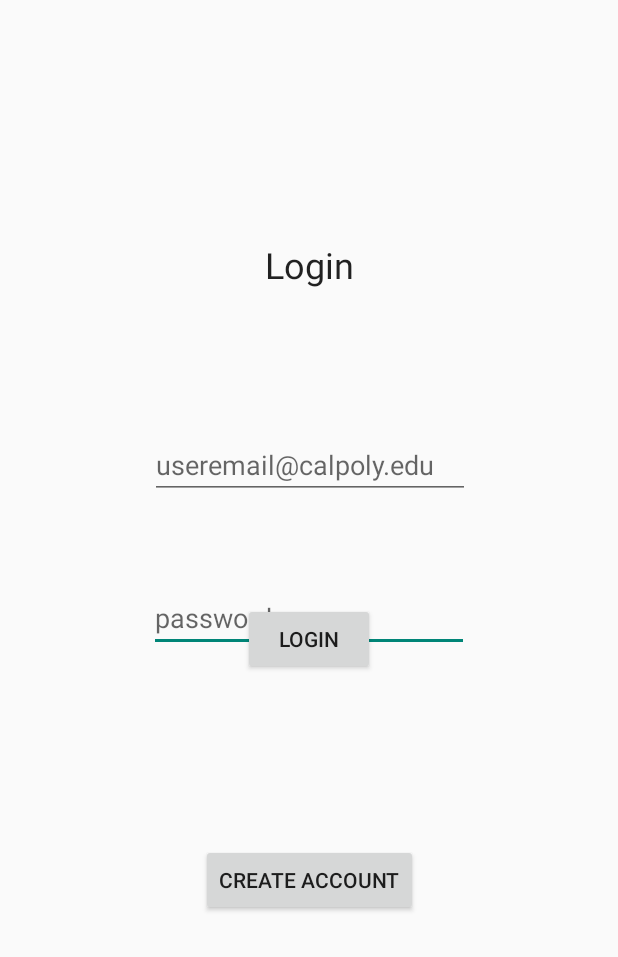
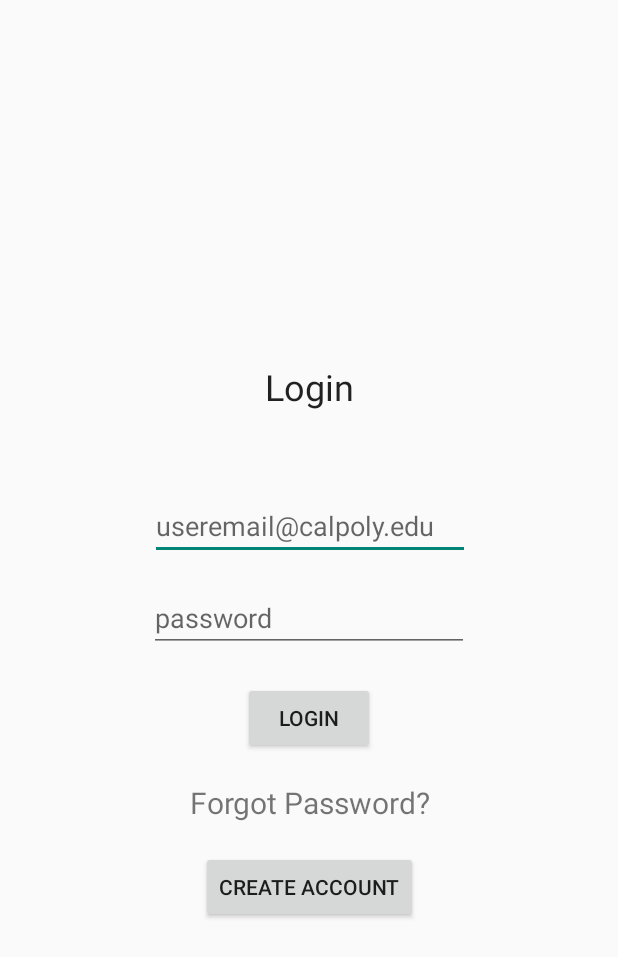
Before and after one commit to ItisEeron/EZBooks_Mobile, an Android app: the screen it shows after launch (LoginActivity), on a phone screen of 412 x 824 dp. Shown: the top 957 px of the screen. Run offline under Robolectric (Android 15) with nearby library versions, the phone set to English and light mode, and no system bars; our stand-ins replace Firebase (no records; nobody signed in at launch, a user with empty details on screens opened directly).

Commit message:
Many things have been added and amended. 1) All fragments and activities are currently reading and writing from the database as should be 2) Many new layouts have been created and editted. 3)New fragments and activities that provided ui functions for searching, creating accounts, logging to accounts have been written.
TODO: Allow user account, textbooks, and request have an attribute added for time! This will be used to order the list and recieve the most recent request (instead of creation id!)
TODO: Create a fragment for password reset and account verification.
TODO: Design the ui (layouts ONLY) to look pretty :)

```diff
--- a/app/src/main/AndroidManifest.xml
+++ b/app/src/main/AndroidManifest.xml
@@ -36,6 +36,8 @@
             </intent-filter>
         </activity>
         <activity android:name=".CreateAccountActivity"></activity>
+        <activity android:name=".loginAccount.ChangePasswordActivity"></activity>
+
     </application>
 
 </manifest>
--- a/app/src/main/java/com/example/mac/ezbooks/LoginActivity.kt
+++ b/app/src/main/java/com/example/mac/ezbooks/LoginActivity.kt
@@ -4,16 +4,9 @@ import android.app.ProgressDialog
 import android.content.Intent
 import android.support.v7.app.AppCompatActivity
 import android.os.Bundle
-import android.support.annotation.NonNull
 import android.text.TextUtils
-import android.widget.Button
-import android.widget.EditText
-import android.widget.ProgressBar
-import android.widget.Toast
-import com.example.mac.ezbooks.R.styleable.View
-import com.google.android.gms.tasks.OnCompleteListener
-import com.google.android.gms.tasks.Task
-import com.google.firebase.auth.AuthResult
+import android.widget.*
+import com.example.mac.ezbooks.loginAccount.ChangePasswordActivity
 import com.google.firebase.auth.FirebaseAuth
 
 class LoginActivity : AppCompatActivity() {
@@ -24,7 +17,7 @@ class LoginActivity : AppCompatActivity() {
     private lateinit var progressBar : ProgressDialog
     private lateinit var btnSignup : Button
     private lateinit var btnLogin : Button
-    //private lateinit var btnReset: Button
+    private lateinit var txtPassReset: TextView
 
     override fun onCreate(savedInstanceState: Bundle?) {
         super.onCreate(savedInstanceState)
@@ -48,7 +41,7 @@ class LoginActivity : AppCompatActivity() {
         inputPassword =  findViewById(R.id.login_user_password)
         btnSignup = findViewById(R.id.create_account_button)
         btnLogin = findViewById(R.id.login_button)
-        //btnReset = (Button) findViewById(R.id.btn_reset_password)
+        txtPassReset= findViewById(R.id.tv_forgot_password)
 
         //Get Firebase auth instance
         auth = FirebaseAuth.getInstance()
@@ -58,14 +51,10 @@ class LoginActivity : AppCompatActivity() {
 
         }
 
-        /*
-         btnReset.setOnClickListener(new View.OnClickListener() {
-         @Override
-          public void onClick(View v) {
-          startActivity(new Intent(LoginActivity.this, ResetPasswordActivity.class));
+
+         txtPassReset.setOnClickListener{
+             startActivity(Intent(this@LoginActivity, ChangePasswordActivity::class.java))
          }
-         });
-        */
 
         btnLogin.setOnClickListener{
             var email = inputEmail.text.toString()
--- a/app/src/main/java/com/example/mac/ezbooks/detail_fragments/ReportUserFragment.kt
+++ b/app/src/main/java/com/example/mac/ezbooks/detail_fragments/ReportUserFragment.kt
@@ -10,6 +10,7 @@ import android.widget.AdapterView
 import android.widget.ArrayAdapter
 import android.widget.Spinner
 import android.widget.Toast
+import com.example.mac.ezbooks.di.FirebaseDatabaseManager
 import com.example.mac.ezbooks.ui.main.MainViewModel
 import com.example.mac.ezbooks.ui.main.UserAccount
 import kotlinx.android.synthetic.main.report_user_layout.*
@@ -22,6 +23,7 @@ class ReportUserFragment : Fragment(), AdapterView.OnItemSelectedListener {
     private lateinit var reportString : String
     private lateinit var booksViewModel : MainViewModel
     private lateinit var reported_Account : UserAccount
+    private var firebaseDatabaseManager = FirebaseDatabaseManager()
 
     override fun onCreateView(inflater: LayoutInflater, container: ViewGroup?, savedInstanceState: Bundle?): View? {
         val view = inflater.inflate(R.layout.report_user_layout, container, false)
@@ -106,7 +108,7 @@ class ReportUserFragment : Fragment(), AdapterView.OnItemSelectedListener {
                 booksViewModel.requested_textbooks.remove(booksViewModel.selected_requested)
 
                 Toast.makeText(activity,
-                        "You have reported " + reported_Account.user_name + ".",
+                        "You have reported " + booksViewModel.selected_requested.user_name + ".",
                         Toast.LENGTH_LONG).show()
 
                 fragmentManager?.popBackStack()
@@ -116,7 +118,7 @@ class ReportUserFragment : Fragment(), AdapterView.OnItemSelectedListener {
             else{
                 Toast.makeText(activity,
                         "Please choose a reason why you are reporting " +
-                                reported_Account.user_name +"." , Toast.LENGTH_LONG).show()}
+                                booksViewModel.selected_requested.user_name +"." , Toast.LENGTH_LONG).show()}
         }
 
         view.cancel_report_button.setOnClickListener{
--- a/app/src/main/res/layout/login_page.xml
+++ b/app/src/main/res/layout/login_page.xml
@@ -1,34 +1,58 @@
 <?xml version="1.0" encoding="utf-8"?>
-<android.support.constraint.ConstraintLayout
-    xmlns:android="http://schemas.android.com/apk/res/android"
+<android.support.constraint.ConstraintLayout xmlns:android="http://schemas.android.com/apk/res/android"
     xmlns:app="http://schemas.android.com/apk/res-auto"
     xmlns:tools="http://schemas.android.com/tools"
+    android:id="@+id/main_login_content"
     android:layout_width="match_parent"
     android:layout_height="match_parent">
+
+    <FrameLayout
+        android:id="@+id/main_login_frame"
+        android:layout_width="wrap_content"
+        android:layout_height="wrap_content"
+        app:layout_constraintBottom_toBottomOf="parent"
+        app:layout_constraintEnd_toEndOf="parent"
+        app:layout_constraintStart_toStartOf="parent"
+        app:layout_constraintTop_toTopOf="parent">
+
+        <android.support.constraint.ConstraintLayout
+            android:id="@+id/main_login"
+            android:layout_width="match_parent"
+            android:layout_height="match_parent"
+            app:layout_constraintBottom_toBottomOf="parent"
+            app:layout_constraintEnd_toEndOf="parent"
+            app:layout_constraintStart_toStartOf="parent"
+            app:layout_constraintTop_toTopOf="parent">
 
             <Button
                 android:id="@+id/create_account_button"
                 android:layout_width="wrap_content"
                 android:layout_height="wrap_content"
-        android:layout_marginTop="16dp"
-        android:layout_marginBottom="133dp"
+                android:layout_marginBottom="76dp"
                 android:text="@string/create_account"
                 app:layout_constraintBottom_toBottomOf="parent"
                 app:layout_constraintEnd_toEndOf="parent"
+                app:layout_constraintHorizontal_bias="0.502"
                 app:layout_constraintStart_toStartOf="parent"
-        app:layout_constraintTop_toBottomOf="@+id/login_button" />
+                app:layout_constraintTop_toBottomOf="@+id/tv_forgot_password" />
 
-    <Button
-        android:id="@+id/login_button"
-        android:layout_width="wrap_content"
+            <TextView
+                android:id="@+id/tv_forgot_password"
+                android:layout_width="match_parent"
                 android:layout_height="wrap_content"
-        android:layout_marginTop="322dp"
-        android:layout_marginBottom="16dp"
-        android:text="@string/login"
+                android:layout_margin="8dp"
+                android:layout_marginStart="8dp"
+                android:layout_marginTop="27dp"
+                android:layout_marginEnd="8dp"
+                android:layout_marginBottom="46dp"
+                android:clickable="true"
+                android:gravity="center_horizontal"
+                android:text="Forgot Password?"
+                android:textSize="20sp"
                 app:layout_constraintBottom_toTopOf="@+id/create_account_button"
                 app:layout_constraintEnd_toEndOf="parent"
                 app:layout_constraintStart_toStartOf="parent"
-        app:layout_constraintTop_toTopOf="parent" />
+                app:layout_constraintTop_toBottomOf="@+id/login_button" />
 
             <TextView
                 android:id="@+id/textView5"
@@ -39,18 +63,6 @@
                 android:text="Login"
                 android:textAppearance="@style/TextAppearance.MaterialComponents.Headline5"
                 app:layout_constraintBottom_toTopOf="@+id/login_user_account"
-        app:layout_constraintEnd_toEndOf="parent"
-        app:layout_constraintStart_toStartOf="parent"
-        app:layout_constraintTop_toTopOf="parent" />
-
-    <EditText
-        android:id="@+id/login_user_password"
-        android:layout_width="wrap_content"
-        android:layout_height="wrap_content"
-        android:ems="10"
-        android:hint="@string/password"
-        android:inputType="textPersonName|textPassword"
-        app:layout_constraintBottom_toBottomOf="parent"
                 app:layout_constraintEnd_toEndOf="parent"
                 app:layout_constraintStart_toStartOf="parent"
                 app:layout_constraintTop_toTopOf="parent" />
@@ -70,4 +82,30 @@
                 app:layout_constraintEnd_toEndOf="parent"
                 app:layout_constraintStart_toStartOf="parent"
                 app:layout_constraintTop_toBottomOf="@+id/textView5" />
+
+            <EditText
+                android:id="@+id/login_user_password"
+                android:layout_width="wrap_content"
+                android:layout_height="wrap_content"
+                android:ems="10"
+                android:hint="@string/password"
+                android:inputType="textPersonName|textPassword"
+                app:layout_constraintBottom_toBottomOf="parent"
+                app:layout_constraintEnd_toEndOf="parent"
+                app:layout_constraintStart_toStartOf="parent"
+                app:layout_constraintTop_toTopOf="parent" />
+
+            <Button
+                android:id="@+id/login_button"
+                android:layout_width="wrap_content"
+                android:layout_height="wrap_content"
+                android:layout_marginTop="322dp"
+                android:text="@string/login"
+                app:layout_constraintBottom_toTopOf="@+id/tv_forgot_password"
+                app:layout_constraintEnd_toEndOf="parent"
+                app:layout_constraintStart_toStartOf="parent"
+                app:layout_constraintTop_toTopOf="parent" />
         </android.support.constraint.ConstraintLayout>
+    </FrameLayout>
+
+</android.support.constraint.ConstraintLayout>
--- a/app/src/main/res/values/strings.xml
+++ b/app/src/main/res/values/strings.xml
@@ -60,6 +60,7 @@
     <string name="last_name">Last Name</string>
     <string name="email">email</string>
     <string name="create_account">Create Account</string>
+    <string name="send_password_reset_email">Send email to rest password</string>
 
 
 </resources>
```
Also changed, not shown: app/src/main/java/com/example/mac/ezbooks/MainActivity.kt (+47 -27 lines), app/src/main/java/com/example/mac/ezbooks/di/FirebaseDatabaseManager.kt (+5 -37 lines), app/src/main/java/com/example/mac/ezbooks/loginAccount/ChangePassword.kt (deleted, +0 -15 lines), app/src/main/java/com/example/mac/ezbooks/loginAccount/ChangePasswordActivity.kt (added, +67 -0 lines), app/src/main/java/com/example/mac/ezbooks/loginAccount/ChangePasswordFragment.kt (added, +61 -0 lines), app/src/main/java/com/example/mac/ezbooks/loginAccount/CreateAccount.kt (deleted, +0 -15 lines), app/src/main/java/com/example/mac/ezbooks/loginAccount/LoginFragment.kt (deleted, +0 -26 lines), app/src/main/res/layout/change_password.xml (deleted, +0 -18 lines), app/src/main/res/layout/password_reset_layout.xml (added, +27 -0 lines). Lines whose indentation alone changed are shown as unchanged.
